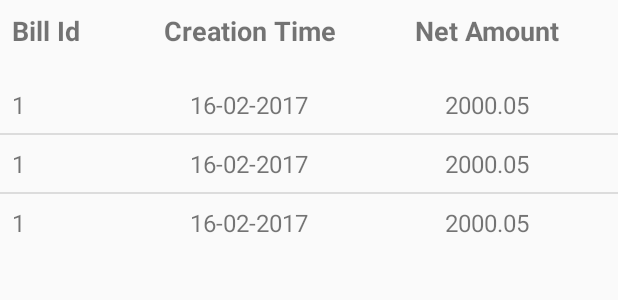
After one commit to zfnadia/Restaurant-MPOS-Application, an Android app: the layout activity_all_bills.xml on its own in the app's theme, with its tools: preview values and no code run, on a phone screen of 412 x 824 dp. The commit adds this screen. Shown: the top 300 px of the screen. Run offline under Robolectric (Android 15) with nearby library versions, the phone set to English and light mode, and no system bars; network calls fail.

Commit message:
Showed all bills in list

```diff
--- a/app/build.gradle
+++ b/app/build.gradle
@@ -27,10 +27,8 @@ dependencies {
     androidTestCompile('com.android.support.test.espresso:espresso-core:2.2.2', {
         exclude group: 'com.android.support', module: 'support-annotations'
     })
-    //compile 'com.android.support.constraint:constraint-layout:+'
     compile 'com.android.support:appcompat-v7:25.0.1'
     compile 'com.android.support:design:25.0.1'
     compile 'com.zhy:flowlayout-lib:1.0.3'
-  //  compile 'com.android.support.constraint:constraint-layout:+'
     testCompile 'junit:junit:4.12'
 }
--- a/app/src/main/java/com/nadiaFerdoush/recieptgenerator/InvoiceActivity.java
+++ b/app/src/main/java/com/nadiaFerdoush/recieptgenerator/InvoiceActivity.java
@@ -35,7 +35,7 @@ public class InvoiceActivity extends AppCompatActivity {
         Bill bill = AppDatabase.getInstance(this).getBill(billId);
 
         TextView grossAmountView = (TextView) findViewById(R.id.gross_amount);
-        grossAmountView.setText(String.format("%.2f", bill.getNetAmount()));
+        grossAmountView.setText(String.format("%.2f", bill.getGrossAmount()));
 
         TextView vatAMountView = (TextView) findViewById(R.id.vat_amount);
         vatAMountView.setText(String.format("%.2f", bill.getVatPt()));
@@ -44,7 +44,7 @@ public class InvoiceActivity extends AppCompatActivity {
         discountAmountView.setText(String.format("%.2f", bill.getDiscountPt()));
 
         TextView netAmountView = (TextView) findViewById(R.id.net_amount);
-        netAmountView.setText(String.format("%.2f", bill.getGrossAmount()));
+        netAmountView.setText(String.format("%.2f", bill.getNetAmount()));
 
         TextView paidAmountView = (TextView) findViewById(R.id.paid_amount);
         paidAmountView.setText(String.format("%.2f", bill.getPaidAmount()));
--- a/app/src/main/java/com/nadiaferdoush/recieptgenerator/Bill.java
+++ b/app/src/main/java/com/nadiaferdoush/recieptgenerator/Bill.java
@@ -1,6 +1,7 @@
 package com.nadiaFerdoush.recieptgenerator;
 
 public class Bill {
+    public int id;
     private float grossAmount;
     private float paidAmount;
     private float netAmount;
--- /dev/null
+++ b/app/src/main/res/layout/activity_all_bills.xml
@@ -0,0 +1,27 @@
+<?xml version="1.0" encoding="utf-8"?>
+<RelativeLayout xmlns:android="http://schemas.android.com/apk/res/android"
+    xmlns:tools="http://schemas.android.com/tools"
+    android:orientation="vertical"
+    android:layout_width="match_parent"
+    android:layout_height="match_parent">
+
+    <LinearLayout
+        android:id="@+id/list_header"
+        android:layout_width="match_parent"
+        android:layout_height="wrap_content"
+        android:padding="8dp">
+
+        <include layout="@layout/bill_row_header" />
+
+    </LinearLayout>
+
+    <ListView
+        android:id="@+id/bill_list_view"
+        android:layout_width="match_parent"
+        android:layout_height="wrap_content"
+        android:layout_below="@id/list_header"
+        android:layout_marginBottom="10dp"
+        android:layout_marginTop="10dp"
+        tools:listitem="@layout/bill_row" />
+
+</RelativeLayout>
--- a/app/src/main/res/layout/activity_bill.xml
+++ b/app/src/main/res/layout/activity_bill.xml
@@ -6,6 +6,7 @@
     android:layout_width="match_parent"
     android:layout_height="match_parent"
     tools:context="com.nadiaFerdoush.recieptgenerator.BillActivity">
+
 
 
     <LinearLayout
@@ -46,7 +47,7 @@
                 android:textSize="21sp" />
 
             <TextView
-                android:id="@+id/net_item_price"
+                android:id="@+id/gross_item_price"
                 android:layout_width="wrap_content"
                 android:layout_height="wrap_content"
                 android:layout_gravity="center"
--- /dev/null
+++ b/app/src/main/res/layout/bill_row.xml
@@ -0,0 +1,33 @@
+<?xml version="1.0" encoding="utf-8"?>
+<LinearLayout xmlns:android="http://schemas.android.com/apk/res/android"
+    android:layout_width="match_parent"
+    android:layout_height="match_parent"
+    android:orientation="horizontal"
+    android:padding="8dp">
+
+    <TextView
+        android:id="@+id/bill_id"
+        android:layout_width="0dp"
+        android:layout_height="match_parent"
+        android:layout_weight="0.2"
+        android:text="1"
+        android:textSize="16sp" />
+
+    <TextView
+        android:id="@+id/creation_time"
+        android:layout_width="0dp"
+        android:layout_height="match_parent"
+        android:layout_weight="0.4"
+        android:text="16-02-2017"
+        android:textAlignment="center"
+        android:textSize="16sp" />
+
+    <TextView
+        android:id="@+id/net_amount"
+        android:layout_width="0dp"
+        android:layout_height="match_parent"
+        android:layout_weight="0.4"
+        android:text="2000.05"
+        android:textAlignment="center"
+        android:textSize="16sp" />
+</LinearLayout>
--- /dev/null
+++ b/app/src/main/res/layout/bill_row_header.xml
@@ -0,0 +1,33 @@
+<?xml version="1.0" encoding="utf-8"?>
+<LinearLayout xmlns:android="http://schemas.android.com/apk/res/android"
+    android:layout_width="match_parent"
+    android:layout_height="match_parent"
+    android:orientation="horizontal">
+
+        <TextView
+            android:layout_width="0dp"
+            android:layout_height="match_parent"
+            android:layout_weight="0.2"
+            android:text="Bill Id"
+            android:textSize="18sp"
+            android:textStyle="bold" />
+
+        <TextView
+            android:layout_width="0dp"
+            android:layout_height="match_parent"
+            android:layout_weight="0.4"
+            android:text="Creation Time"
+            android:textAlignment="center"
+            android:textSize="18sp"
+            android:textStyle="bold" />
+
+        <TextView
+            android:layout_width="0dp"
+            android:layout_height="match_parent"
+            android:layout_weight="0.4"
+            android:text="Net Amount"
+            android:textAlignment="center"
+            android:textSize="18sp"
+            android:textStyle="bold" />
+
+</LinearLayout>
--- a/app/src/main/res/layout/item_category.xml
+++ b/app/src/main/res/layout/item_category.xml
@@ -17,7 +17,9 @@
             android:layout_width="match_parent"
             android:layout_height="?attr/actionBarSize"
             android:background="?attr/colorPrimary"
-            app:popupTheme="@style/AppTheme.PopupOverlay" />
+            app:popupTheme="@style/AppTheme.PopupOverlay">
+
+        </android.support.v7.widget.Toolbar>
 
     </android.support.design.widget.AppBarLayout>
 
```
Also changed, not shown: app/src/main/AndroidManifest.xml (+4 -6 lines), app/src/main/java/com/nadiaFerdoush/recieptgenerator/AllBillsActivity.java (added, +71 -0 lines), app/src/main/java/com/nadiaFerdoush/recieptgenerator/BillListActivity.java (deleted, +0 -13 lines), app/src/main/java/com/nadiaferdoush/recieptgenerator/AppDatabase.java (+5 -7 lines), app/src/main/java/com/nadiaferdoush/recieptgenerator/BillActivity.java (+27 -17 lines), app/src/main/java/com/nadiaferdoush/recieptgenerator/LoginActivity.java (+12 -0 lines), app/src/main/java/com/nadiaferdoush/recieptgenerator/MenuActivity.java (+23 -1 lines), app/src/main/res/layout/activity_bill_list.xml (deleted, +0 -14 lines), app/src/main/res/layout/activity_menu.xml (+15 -2 lines).
